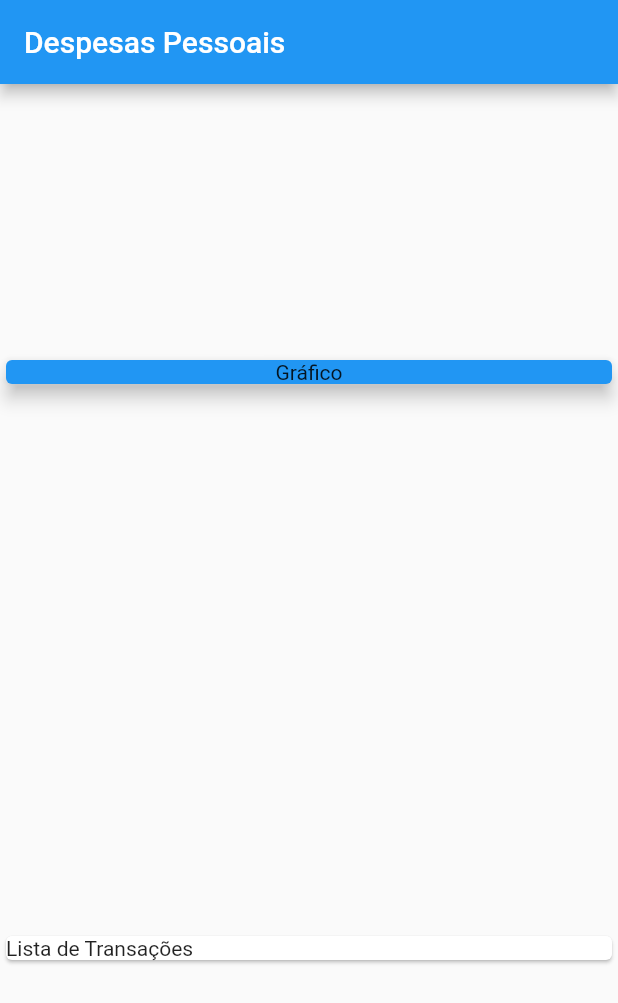
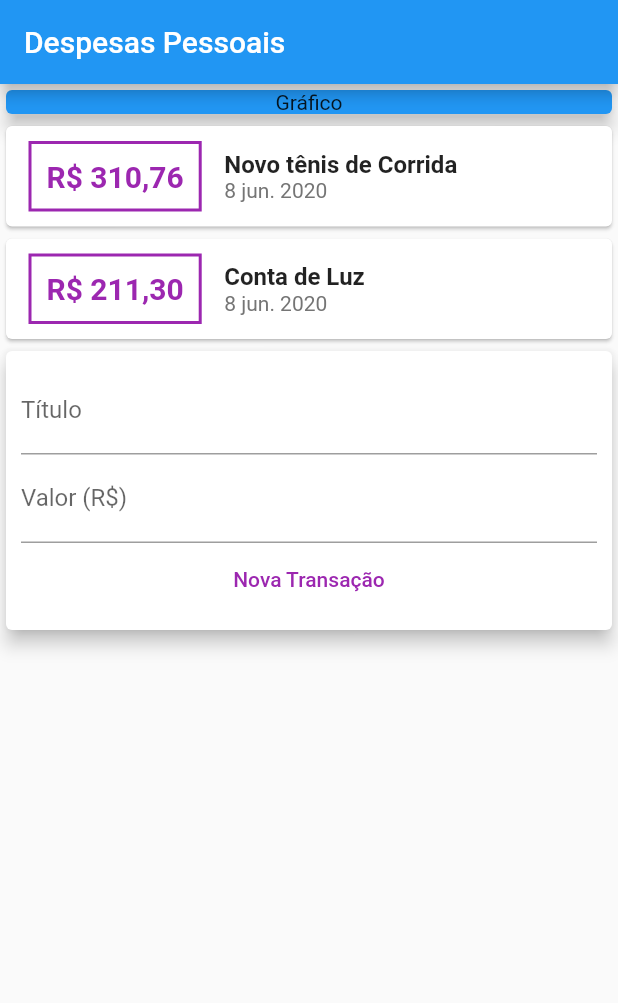
Before and after one commit to machado-jose/expenses, a Flutter app: the screen it shows after launch, on a phone screen of 412 x 824 dp. Shown: the top 1003 px of the screen. Run offline on Flutter 3.47's test engine with Material 2 defaults, Android fonts, the phone set to English and light mode, and no system bars.

Commit message:
The form, list and user components were created

```diff
--- /dev/null
+++ b/lib/components/transaction_form.dart
@@ -0,0 +1,33 @@
+import 'package:flutter/material.dart';
+
+class TransactionForm extends StatelessWidget {
+  final titleController = TextEditingController();
+  final valueController = TextEditingController();
+
+  @override
+  Widget build(BuildContext context) {
+    return Card(
+      elevation: 5,
+      child: Padding(
+        padding: const EdgeInsets.all(10),
+        child: Column(
+          children: <Widget>[
+            TextField(
+              controller: titleController,
+              decoration: InputDecoration(labelText: 'Título'),
+            ),
+            TextField(
+              controller: valueController,
+              decoration: InputDecoration(labelText: 'Valor (R\$)'),
+            ),
+            FlatButton(
+              child: Text('Nova Transação'),
+              textColor: Colors.purple,
+              onPressed: () {},
+            ),
+          ],
+        ),
+      ),
+    );
+  }
+}
--- /dev/null
+++ b/lib/components/transaction_list.dart
@@ -0,0 +1,52 @@
+import 'package:flutter/material.dart';
+import './../models/transaction.dart';
+import 'package:intl/intl.dart';
+
+class TransactionList extends StatelessWidget {
+  final List<Transaction> transactions;
+
+  TransactionList(this.transactions);
+
+  @override
+  Widget build(BuildContext context) {
+    return Column(
+      children: this.transactions.map((tr) {
+        return Card(
+          child: Row(
+            children: <Widget>[
+              Container(
+                margin: EdgeInsets.symmetric(horizontal: 15, vertical: 10),
+                decoration: BoxDecoration(
+                    border: Border.all(color: Colors.purple, width: 2)),
+                padding: EdgeInsets.all(10),
+                child: Text(
+                  NumberFormat('R\$ #.00', 'pt-BR').format(tr.value),
+                  style: TextStyle(
+                    fontSize: 20,
+                    fontWeight: FontWeight.bold,
+                    color: Colors.purple,
+                  ),
+                ),
+              ),
+              Column(
+                crossAxisAlignment: CrossAxisAlignment.start,
+                children: <Widget>[
+                  Text(
+                    tr.title,
+                    style: TextStyle(fontWeight: FontWeight.bold, fontSize: 16),
+                  ),
+                  Text(
+                    DateFormat('d MMM y', 'pt_BR').format(tr.date),
+                    style: TextStyle(
+                      color: Colors.grey[600],
+                    ),
+                  )
+                ],
+              )
+            ],
+          ),
+        );
+      }).toList(),
+    );
+  }
+}
--- /dev/null
+++ b/lib/components/transaction_user.dart
@@ -0,0 +1,36 @@
+import 'package:expenses/models/transaction.dart';
+import 'transaction_form.dart';
+import 'transaction_list.dart';
+import 'package:flutter/material.dart';
+
+class TransactionUser extends StatefulWidget {
+  @override
+  _TransactionUserState createState() => _TransactionUserState();
+}
+
+class _TransactionUserState extends State<TransactionUser> {
+  final List<Transaction> _transaction = [
+    Transaction(
+      id: 't1',
+      title: 'Novo tênis de Corrida',
+      value: 310.76,
+      date: DateTime.now(),
+    ),
+    Transaction(
+      id: 't2',
+      title: 'Conta de Luz',
+      value: 211.30,
+      date: DateTime.now(),
+    ),
+  ];
+
+  @override
+  Widget build(BuildContext context) {
+    return Column(
+      children: <Widget>[
+        TransactionList(this._transaction),
+        TransactionForm(),
+      ],
+    );
+  }
+}
--- a/lib/main.dart
+++ b/lib/main.dart
@@ -1,5 +1,6 @@
-import 'package:expenses/models/transaction.dart';
 import 'package:flutter/material.dart';
+import 'package:flutter_localizations/flutter_localizations.dart';
+import 'components/transaction_user.dart';
 
 main() => runApp(ExpensesApp());
 
@@ -7,28 +8,17 @@ class ExpensesApp extends StatelessWidget {
   @override
   Widget build(BuildContext context) {
     return MaterialApp(
+      localizationsDelegates: [
+        GlobalMaterialLocalizations.delegate,
+        GlobalWidgetsLocalizations.delegate
+      ],
+      supportedLocales: [const Locale('pt', 'BR')],
       home: MyHomePage(),
     );
   }
 }
 
 class MyHomePage extends StatelessWidget {
-
-  List _transaction = [
-    Transaction(
-      id: 't1',
-      title: 'Novo tênis de Corrida',
-      value: 310.76,
-      date: DateTime.now(),
-    ),
-    Transaction(
-      id: 't2',
-      title: 'Conta de Luz',
-      value: 211.30,
-      date: DateTime.now(),
-    ),
-  ];
-
   @override
   Widget build(BuildContext context) {
     return Scaffold(
@@ -36,7 +26,6 @@ class MyHomePage extends StatelessWidget {
         title: Text('Despesas Pessoais'),
       ),
       body: Column(
-        mainAxisAlignment: MainAxisAlignment.spaceAround,
         crossAxisAlignment: CrossAxisAlignment.stretch,
         children: <Widget>[
           Container(
@@ -44,14 +33,13 @@ class MyHomePage extends StatelessWidget {
             child: Card(
               child: Text(
                 'Gráfico',
-                textAlign: TextAlign.center,),
+                textAlign: TextAlign.center,
+              ),
               elevation: 5,
               color: Colors.blue,
             ),
           ),
-          Card(
-            child: Text('Lista de Transações'),
-          )
+          TransactionUser(),
         ],
       ),
     );
--- a/pubspec.yaml
+++ b/pubspec.yaml
@@ -24,6 +24,10 @@ dependencies:
   flutter:
     sdk: flutter
 
+  flutter_localizations:
+    sdk: flutter
+
+  intl: ^0.16.1
 
   # The following adds the Cupertino Icons font to your application.
   # Use with the CupertinoIcons class for iOS style icons.
```
Also changed, not shown: pubspec.lock.
